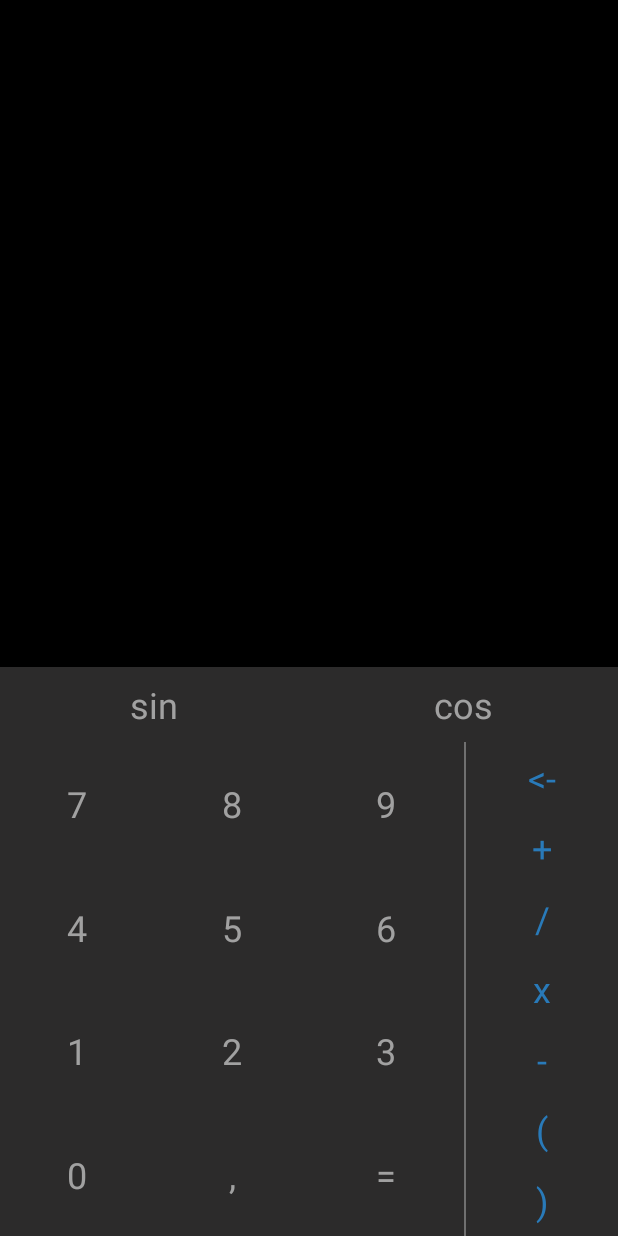
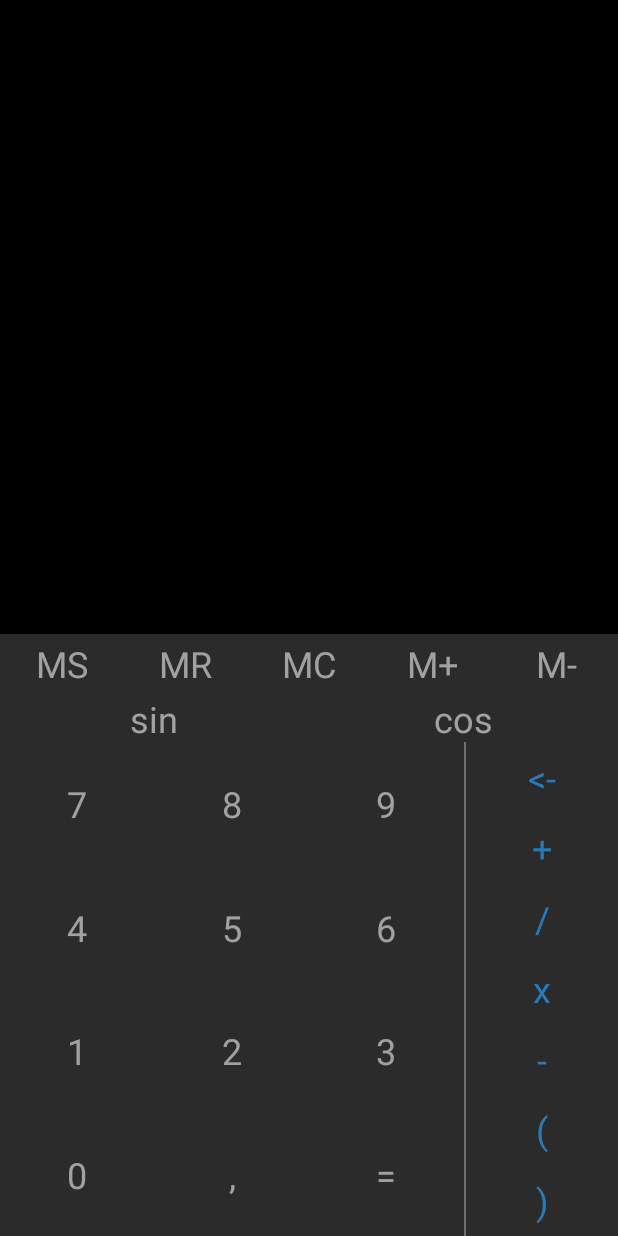
Before and after one commit to kolyaBLR/calculator, an Android app: the MainActivity screen opened directly, with no data from a screen before it, on a phone screen of 412 x 824 dp. Run offline under Robolectric (Android 15) with nearby library versions, the phone set to English and light mode, and no system bars.

Commit message:
added memory core

```diff
--- a/app/src/main/java/com/example/calculater/MainActivity.kt
+++ b/app/src/main/java/com/example/calculater/MainActivity.kt
@@ -5,6 +5,7 @@ import android.os.Bundle
 import com.example.calculater.fragments.EditorFragment
 import com.example.calculater.fragments.OtherOperatorsFragment
 import com.example.calculater.fragments.KeyboardFragment
+import com.example.calculater.fragments.MemoryFragment
 
 class MainActivity : AppCompatActivity() {
 
@@ -18,6 +19,7 @@ class MainActivity : AppCompatActivity() {
                 .add(R.id.editorContainer, EditorFragment())
                 .add(R.id.keyboardContainer, KeyboardFragment())
                 .add(R.id.otherContainer, OtherOperatorsFragment())
+                .add(R.id.memoryContainer, MemoryFragment())
                 .commit()
         }
     }
--- /dev/null
+++ b/app/src/main/java/com/example/calculater/fragments/MemoryFragment.kt
@@ -0,0 +1,36 @@
+package com.example.calculater.fragments
+
+import android.os.Bundle
+import android.view.LayoutInflater
+import android.view.View
+import android.view.ViewGroup
+import android.widget.TextView
+import com.example.calculater.R
+import kotlinx.android.synthetic.main.fragment_memory.*
+
+class MemoryFragment : BaseFragment(), View.OnClickListener {
+
+    override fun onCreateView(
+        inflater: LayoutInflater, container: ViewGroup?, savedInstanceState: Bundle?
+    ) = inflater.inflate(R.layout.fragment_memory, container, false)!!
+
+    override fun onViewCreated(view: View, savedInstanceState: Bundle?) {
+        super.onViewCreated(view, savedInstanceState)
+        val buttons = listOf(memoryRead, memoryClear, memorySave, memoryPlus, memoryMinus)
+
+        buttons.forEach { it.setOnClickListener(this) }
+    }
+
+    override fun onClick(view: View?) {
+        val text = (view as? TextView)?.text?.toString() ?: return
+        val symbol = when (text) {
+            getString(R.string.m_plus) -> '+'
+            getString(R.string.m_minus) -> '-'
+            getString(R.string.mc) -> 'C'
+            getString(R.string.mr) -> 'R'
+            getString(R.string.ms) -> 'S'
+            else -> return
+        }
+        getViewModel()?.onMemoryClick(symbol)
+    }
+}
--- a/app/src/main/java/com/example/calculater/view/models/CoreViewModel.kt
+++ b/app/src/main/java/com/example/calculater/view/models/CoreViewModel.kt
@@ -9,9 +9,33 @@ class CoreViewModel : ViewModel() {
 
     private val calculator = Calculator()
     private var text = ""
+    private var memoryData = 0.0
 
     val condition = MutableLiveData<String>("")
     val preview = MutableLiveData<String>("")
+
+    /*
+    MS (Memory Save) - кнопка означает сохранить число, отображенное в данный момент на дисплее калькулятора в память.
+    MR (Memory Read) - кнопка означает считать число из ячейки памяти и вывести его на дисплей.
+    MC (Memory Clear) - кнопка означает стереть данные из ячейки памяти.
+    M+ - прибавить к числу из памяти число, отображенное на дисплее и результат записать в память вместо предыдущего.
+    M- - вычесть из числа в памяти число, отображенное на дисплее калькулятора и результат записать в память.
+    */
+
+    fun onMemoryClick(symbol: Char) {
+        val value = preview.value?.replace(",", ".")?.toDoubleOrNull() ?: 0.0
+        when (symbol) {
+            'S' -> memoryData = value
+            'R' -> {
+                text = if (memoryData != 0.0) memoryData.toString() else ""
+                condition.value = memoryData.toString()
+                preview.value = memoryData.toString()
+            }
+            'C' -> memoryData = 0.0
+            '+' -> memoryData += value
+            '-' -> memoryData -= value
+        }
+    }
 
     fun onEqualsClick() {
         calculate(true)
--- a/app/src/main/res/layout/activity_main.xml
+++ b/app/src/main/res/layout/activity_main.xml
@@ -22,7 +22,7 @@
         android:id="@+id/editorContainer"
         android:layout_width="0dp"
         android:layout_height="0dp"
-        app:layout_constraintBottom_toTopOf="@+id/otherContainer"
+        app:layout_constraintBottom_toTopOf="@+id/memoryContainer"
         app:layout_constraintEnd_toEndOf="parent"
         app:layout_constraintStart_toStartOf="parent"
         app:layout_constraintTop_toTopOf="parent">
@@ -39,8 +39,16 @@
     <FrameLayout
         android:id="@+id/otherContainer"
         android:layout_width="match_parent"
-        android:layout_height="50dp"
+        android:layout_height="32dp"
         app:layout_constraintBottom_toTopOf="@+id/keyboardContainer"
         tools:layout_editor_absoluteX="22dp" />
 
+    <FrameLayout
+        android:id="@+id/memoryContainer"
+        android:layout_width="match_parent"
+        android:layout_height="40dp"
+        app:layout_constraintBottom_toTopOf="@+id/otherContainer"
+        app:layout_constraintEnd_toEndOf="parent"
+        app:layout_constraintStart_toStartOf="parent" />
+
 </androidx.constraintlayout.widget.ConstraintLayout>
--- /dev/null
+++ b/app/src/main/res/layout/fragment_memory.xml
@@ -0,0 +1,71 @@
+<?xml version="1.0" encoding="utf-8"?>
+<androidx.constraintlayout.widget.ConstraintLayout xmlns:android="http://schemas.android.com/apk/res/android"
+    xmlns:app="http://schemas.android.com/apk/res-auto"
+    xmlns:tools="http://schemas.android.com/tools"
+    android:layout_width="match_parent"
+    android:layout_height="match_parent"
+    tools:background="@color/background">
+
+
+    <TextView
+        android:id="@+id/memorySave"
+        style="@style/NeutralButtonStyle"
+        android:layout_width="0dp"
+        android:layout_height="0dp"
+        android:text="@string/ms"
+        app:layout_constraintBottom_toBottomOf="parent"
+        app:layout_constraintEnd_toStartOf="@+id/memoryRead"
+        app:layout_constraintHorizontal_bias="0.5"
+        app:layout_constraintStart_toStartOf="parent"
+        app:layout_constraintTop_toTopOf="parent" />
+
+    <TextView
+        android:id="@+id/memoryRead"
+        style="@style/NeutralButtonStyle"
+        android:layout_width="0dp"
+        android:layout_height="0dp"
+        android:text="@string/mr"
+        app:layout_constraintBottom_toBottomOf="parent"
+        app:layout_constraintEnd_toStartOf="@+id/memoryClear"
+        app:layout_constraintHorizontal_bias="0.5"
+        app:layout_constraintStart_toEndOf="@+id/memorySave"
+        app:layout_constraintTop_toTopOf="parent" />
+
+    <TextView
+        android:id="@+id/memoryClear"
+        style="@style/NeutralButtonStyle"
+        android:layout_width="0dp"
+        android:layout_height="0dp"
+        android:text="@string/mc"
+        app:layout_constraintBottom_toBottomOf="parent"
+        app:layout_constraintEnd_toStartOf="@+id/memoryPlus"
+        app:layout_constraintHorizontal_bias="0.5"
+        app:layout_constraintStart_toEndOf="@+id/memoryRead"
+        app:layout_constraintTop_toTopOf="parent" />
+
+    <TextView
+        android:id="@+id/memoryPlus"
+        style="@style/NeutralButtonStyle"
+        android:layout_width="0dp"
+        android:layout_height="0dp"
+        android:text="@string/m_plus"
+        app:layout_constraintBottom_toBottomOf="parent"
+        app:layout_constraintEnd_toStartOf="@+id/memoryMinus"
+        app:layout_constraintHorizontal_bias="0.5"
+        app:layout_constraintStart_toEndOf="@+id/memoryClear"
+        app:layout_constraintTop_toTopOf="parent" />
+
+    <TextView
+        android:id="@+id/memoryMinus"
+        style="@style/NeutralButtonStyle"
+        android:layout_width="0dp"
+        android:layout_height="0dp"
+        android:text="@string/m_minus"
+        app:layout_constraintBottom_toBottomOf="parent"
+        app:layout_constraintEnd_toEndOf="parent"
+        app:layout_constraintHorizontal_bias="0.5"
+        app:layout_constraintStart_toEndOf="@+id/memoryPlus"
+        app:layout_constraintTop_toTopOf="parent" />
+
+
+</androidx.constraintlayout.widget.ConstraintLayout>
--- a/app/src/main/res/layout/layout_keyboard.xml
+++ b/app/src/main/res/layout/layout_keyboard.xml
@@ -4,7 +4,6 @@
     xmlns:tools="http://schemas.android.com/tools"
     android:layout_width="match_parent"
     android:layout_height="match_parent"
-    android:orientation="vertical"
     tools:background="@color/background">
 
     <TextView
--- a/app/src/main/res/values/strings.xml
+++ b/app/src/main/res/values/strings.xml
@@ -23,4 +23,9 @@
     <string name="symbol_bracket_close">)</string>
     <string name="sin">sin</string>
     <string name="cos">cos</string>
+    <string name="ms">MS</string>
+    <string name="mr">MR</string>
+    <string name="mc">MC</string>
+    <string name="m_plus">M+</string>
+    <string name="m_minus">M-</string>
 </resources>
```
